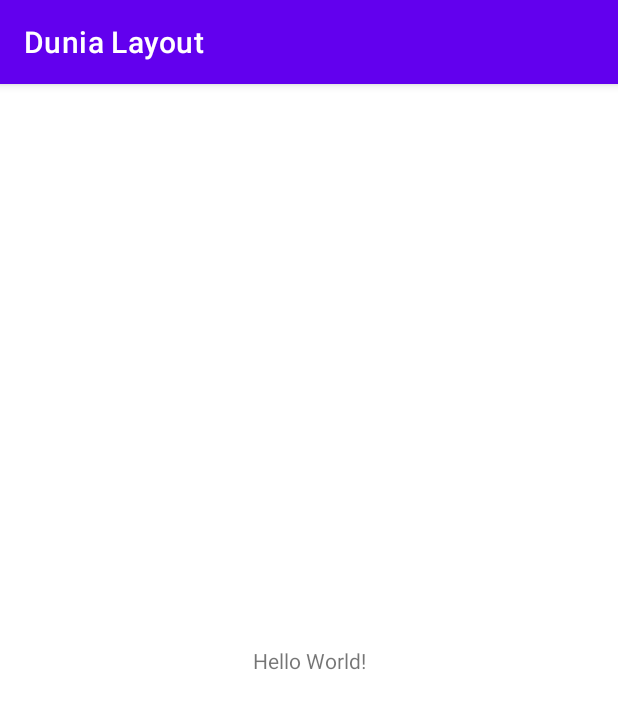
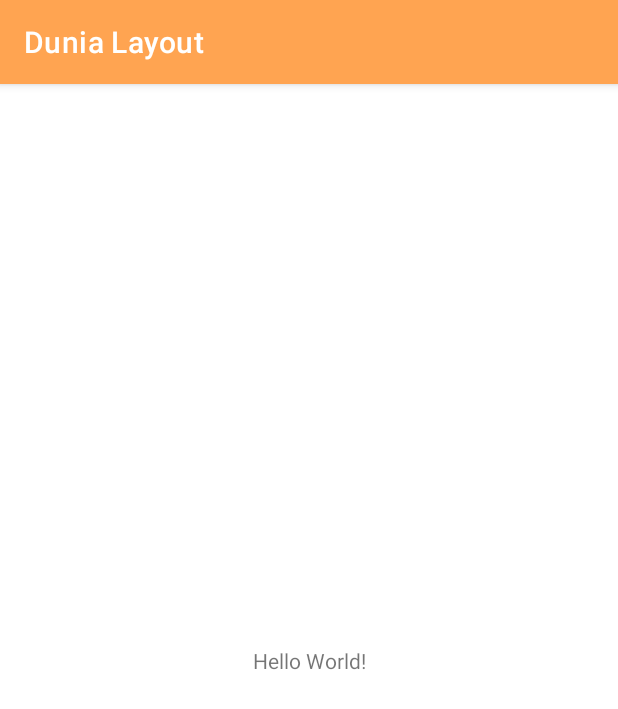
Before and after one commit to TimurHaryo/DuniaCoding-AndroidLayouting, an Android app: the screen it shows after launch (MainActivity), on a phone screen of 412 x 824 dp. Shown: the top 709 px of the screen. Run offline under Robolectric (Android 15) with nearby library versions, the phone set to English and light mode, and no system bars.

Commit message:
Adjust themes

```diff
--- a/app/build.gradle
+++ b/app/build.gradle
@@ -44,6 +44,9 @@ dependencies {
     implementation 'com.google.android.material:material:1.3.0'
     implementation 'androidx.constraintlayout:constraintlayout:2.0.4'
     implementation "androidx.lifecycle:lifecycle-viewmodel-ktx:2.3.0"
+    implementation 'androidx.activity:activity-ktx:1.2.0'
+    implementation "com.github.bumptech.glide:glide:4.11.0"
+    kapt "com.github.bumptech.glide:compiler:4.11.0"
     kapt "com.android.databinding:compiler:3.1.4"
     testImplementation 'junit:junit:4.+'
     androidTestImplementation 'androidx.test.ext:junit:1.1.2'
--- /dev/null
+++ b/app/src/main/java/id/duniacoding/layouting/util/DialogConfirmation.kt
@@ -0,0 +1,5 @@
+package id.duniacoding.layouting.util
+
+import androidx.fragment.app.DialogFragment
+
+class DialogConfirmation: DialogFragment()
--- a/app/src/main/res/values-night/themes.xml
+++ b/app/src/main/res/values-night/themes.xml
@@ -2,15 +2,15 @@
     <!-- Base application theme. -->
     <style name="Theme.DuniaLayout" parent="Theme.MaterialComponents.DayNight.DarkActionBar">
         <!-- Primary brand color. -->
-        <item name="colorPrimary">@color/purple_200</item>
-        <item name="colorPrimaryVariant">@color/purple_700</item>
+        <item name="colorPrimary">@color/orange</item>
+        <item name="colorPrimaryVariant">@color/light_orange</item>
         <item name="colorOnPrimary">@color/black</item>
         <!-- Secondary brand color. -->
         <item name="colorSecondary">@color/teal_200</item>
         <item name="colorSecondaryVariant">@color/teal_200</item>
         <item name="colorOnSecondary">@color/black</item>
         <!-- Status bar color. -->
-        <item name="android:statusBarColor" tools:targetApi="l">?attr/colorPrimaryVariant</item>
+        <item name="android:statusBarColor" tools:targetApi="l">?attr/colorPrimary</item>
         <!-- Customize your theme here. -->
     </style>
 </resources>
--- a/app/src/main/res/values/colors.xml
+++ b/app/src/main/res/values/colors.xml
@@ -1,8 +1,7 @@
 <?xml version="1.0" encoding="utf-8"?>
 <resources>
-    <color name="purple_200">#FFBB86FC</color>
-    <color name="purple_500">#FF6200EE</color>
-    <color name="purple_700">#FF3700B3</color>
+    <color name="orange">#FFA451</color>
+    <color name="light_orange">#FFF2E7</color>
     <color name="teal_200">#FF03DAC5</color>
     <color name="teal_700">#FF018786</color>
     <color name="black">#FF000000</color>
--- a/app/src/main/res/values/strings.xml
+++ b/app/src/main/res/values/strings.xml
@@ -1,3 +1,8 @@
 <resources>
     <string name="app_name">Dunia Layout</string>
+    <string name="item_name">Quinoa Fruit Salad</string>
+    <string name="title_ingredient">One Pack Contains:</string>
+    <string name="content_ingredient">Red Quinoa, Lime, Honey, Blueberries, Strawberries, Mango, Fresh mint.</string>
+    <string name="desc_item">If you are looking for a new fruit salad to eat today, quinoa is the perfect brunch for you.</string>
+    <string name="buy">Buy</string>
 </resources>
--- a/app/src/main/res/values/themes.xml
+++ b/app/src/main/res/values/themes.xml
@@ -2,15 +2,15 @@
     <!-- Base application theme. -->
     <style name="Theme.DuniaLayout" parent="Theme.MaterialComponents.DayNight.DarkActionBar">
         <!-- Primary brand color. -->
-        <item name="colorPrimary">@color/purple_500</item>
-        <item name="colorPrimaryVariant">@color/purple_700</item>
+        <item name="colorPrimary">@color/orange</item>
+        <item name="colorPrimaryVariant">@color/light_orange</item>
         <item name="colorOnPrimary">@color/white</item>
         <!-- Secondary brand color. -->
         <item name="colorSecondary">@color/teal_200</item>
         <item name="colorSecondaryVariant">@color/teal_700</item>
         <item name="colorOnSecondary">@color/black</item>
         <!-- Status bar color. -->
-        <item name="android:statusBarColor" tools:targetApi="l">?attr/colorPrimaryVariant</item>
+        <item name="android:statusBarColor" tools:targetApi="l">?attr/colorPrimary</item>
         <!-- Customize your theme here. -->
     </style>
 </resources>
```
